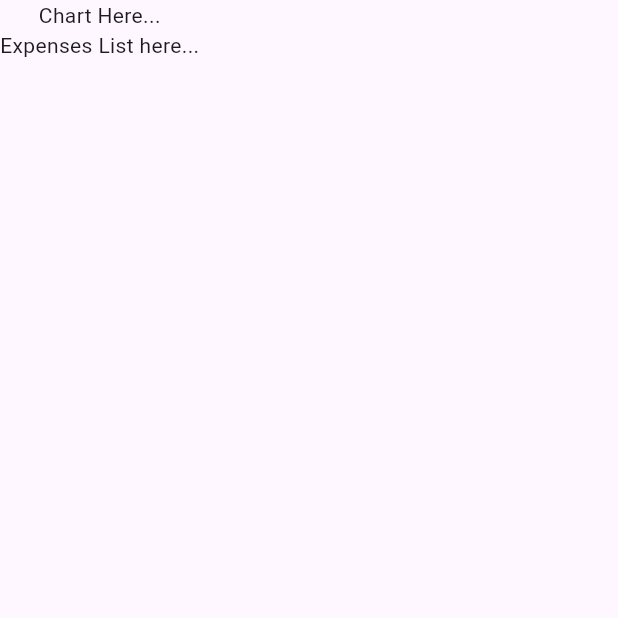
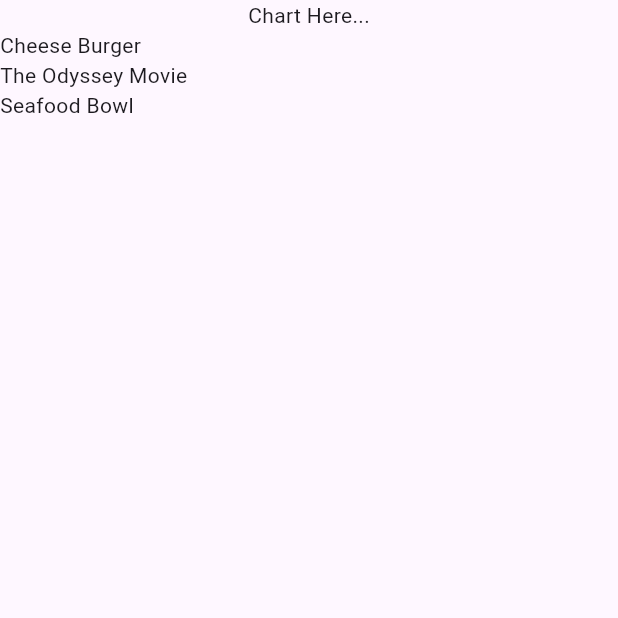
Before and after one commit to MovelikeLo/expense_tracker, a Flutter app: the screen it shows after launch, on a phone screen of 412 x 824 dp, the top half of it. Run offline on Flutter 3.47's test engine with Material 3 defaults, Android fonts, the phone set to English and light mode, and no system bars.

Commit message:
Created Expenses List and showed data on screen

```diff
--- a/lib/expenses.dart
+++ b/lib/expenses.dart
@@ -1,4 +1,6 @@
 //expenses
+import 'package:expense_tracker/expenses_list.dart';
+import 'package:expense_tracker/models/expense.dart';
 import 'package:flutter/material.dart';
 
 class Expenses extends StatefulWidget{
@@ -11,13 +13,34 @@ class Expenses extends StatefulWidget{
 }
 
 class _ExpensesState extends State<Expenses>{
+final List<Expense> registeredExpenses = [
+  Expense(
+    title: 'Cheese Burger',
+    amount: 11.99,
+    date: DateTime.now(),
+    category: Category.food,
+  ),
+  Expense(
+    title: 'The Odyssey Movie',
+    amount: 20.0,
+    date: DateTime.now(),
+    category: Category.leisure,
+  ),
+  Expense(
+    title: 'Seafood Bowl',
+    amount: 50.0,
+    date: DateTime.now(),
+    category: Category.food,
+  ),
+];
+
   @override
   Widget build(BuildContext context) {
     return Scaffold(
       body: Column(
         children: [
           Text('Chart Here...'),
-          Text('Expenses List here...'),
+          Expanded(child: ExpensesList(expenses: registeredExpenses)),
         ],
       ),
     );
--- /dev/null
+++ b/lib/expenses_list.dart
@@ -0,0 +1,16 @@
+import 'package:expense_tracker/models/expense.dart';
+import 'package:flutter/material.dart';
+
+class ExpensesList extends StatelessWidget {
+  const ExpensesList({super.key,required this.expenses});
+
+  final List<Expense> expenses;
+
+  @override
+  Widget build(BuildContext context) {
+    return ListView.builder(
+      itemCount: expenses.length,
+      itemBuilder: (ctx, index) => Text(expenses[index].title),
+    );
+  }
+}
```
